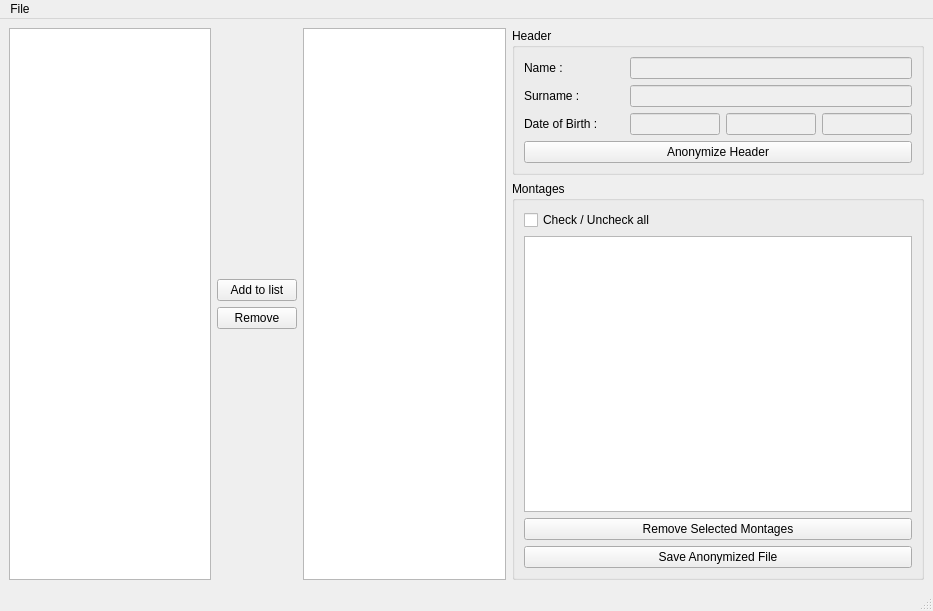
First picture: the form in TRCAnonymizer.ui, repository floriansipp/TRCAnonymizer, before the edit.
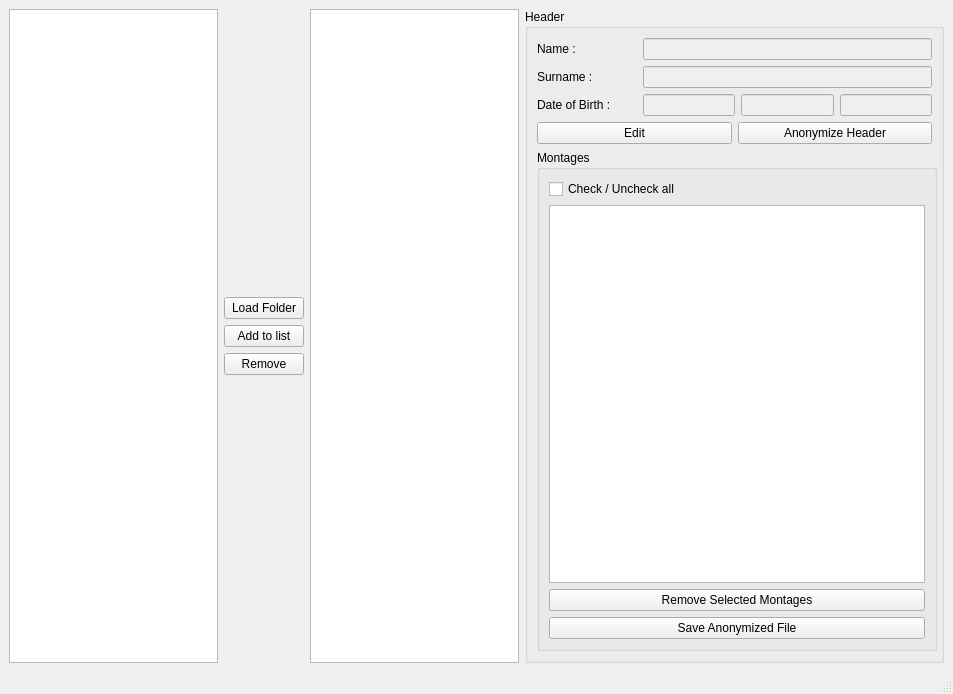
Second picture: the form after the edit.

Commit message: Rajout de la possiblité d'édité les champs du header pour l'anonymisation Change la barre de menu par un bouton Possiblité d'editer le nom des montages avant de recréer les fichiers

The edit to the form file:
```diff
--- a/TRCAnonymizer.ui
+++ b/TRCAnonymizer.ui
@@ -6,15 +6,15 @@
    <rect>
     <x>0</x>
     <y>0</y>
-    <width>933</width>
-    <height>611</height>
+    <width>953</width>
+    <height>694</height>
    </rect>
   </property>
   <property name="windowTitle">
    <string>TRCAnonymizer</string>
   </property>
   <widget class="QWidget" name="centralwidget">
-   <layout class="QHBoxLayout" name="horizontalLayout">
+   <layout class="QHBoxLayout" name="horizontalLayout_5">
     <item>
      <widget class="QTreeView" name="treeView">
       <property name="selectionMode">
@@ -37,6 +37,13 @@
         </property>
        </spacer>
       </item>
+      <item>
+       <widget class="QPushButton" name="LoadFolderPushButton">
+        <property name="text">
+         <string>Load Folder</string>
+        </property>
+       </widget>
+      </item>
       <item>
        <widget class="QPushButton" name="AddPushButton">
         <property name="text">
@@ -201,6 +208,15 @@
           </layout>
          </item>
          <item>
+          <layout class="QHBoxLayout" name="horizontalLayout">
+           <item>
+            <widget class="QPushButton" name="EditInfoPushButton">
+             <property name="text">
+              <string>Edit</string>
+             </property>
+            </widget>
+           </item>
+           <item>
           <widget class="QPushButton" name="AnonHeaderPushButton">
            <property name="text">
             <string>Anonymize Header</string>
@@ -208,7 +224,6 @@
           </widget>
          </item>
         </layout>
-       </widget>
       </item>
       <item>
        <widget class="QGroupBox" name="groupBox">
@@ -250,25 +265,11 @@
        </widget>
       </item>
      </layout>
-    </item>
-   </layout>
-  </widget>
-  <widget class="QMenuBar" name="menubar">
-   <property name="geometry">
-    <rect>
-     <x>0</x>
-     <y>0</y>
-     <width>933</width>
-     <height>37</height>
-    </rect>
-   </property>
-   <widget class="QMenu" name="menuFiles">
-    <property name="title">
-     <string>File</string>
-    </property>
-    <addaction name="actionLoad_Folder"/>
-   </widget>
-   <addaction name="menuFiles"/>
+       </widget>
+      </item>
+     </layout>
+    </item>
+   </layout>
   </widget>
   <widget class="QStatusBar" name="statusbar"/>
   <action name="actionLoad_Folder">
```
Lines whose indentation alone changed are shown as unchanged. The commit also changes 3 other files.
